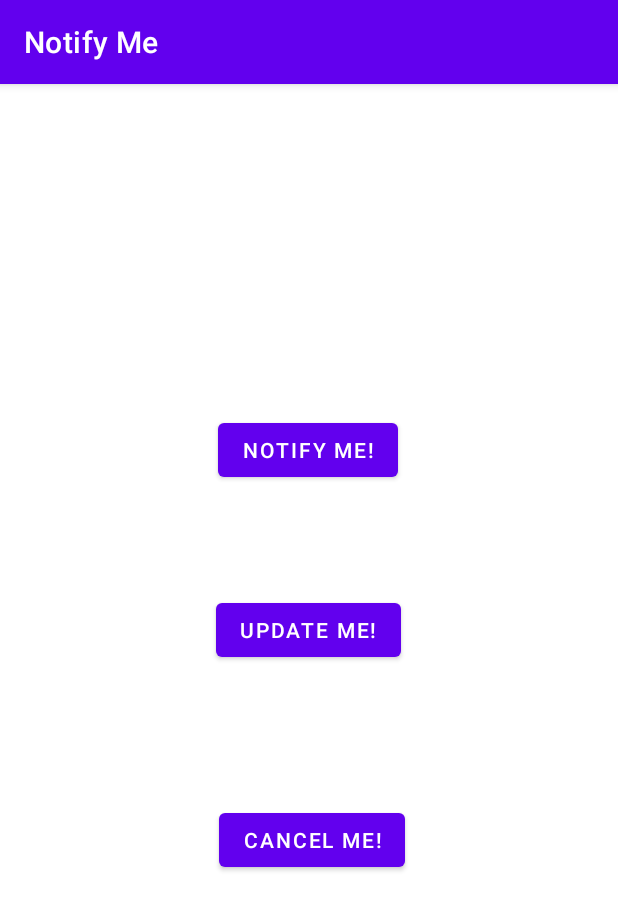
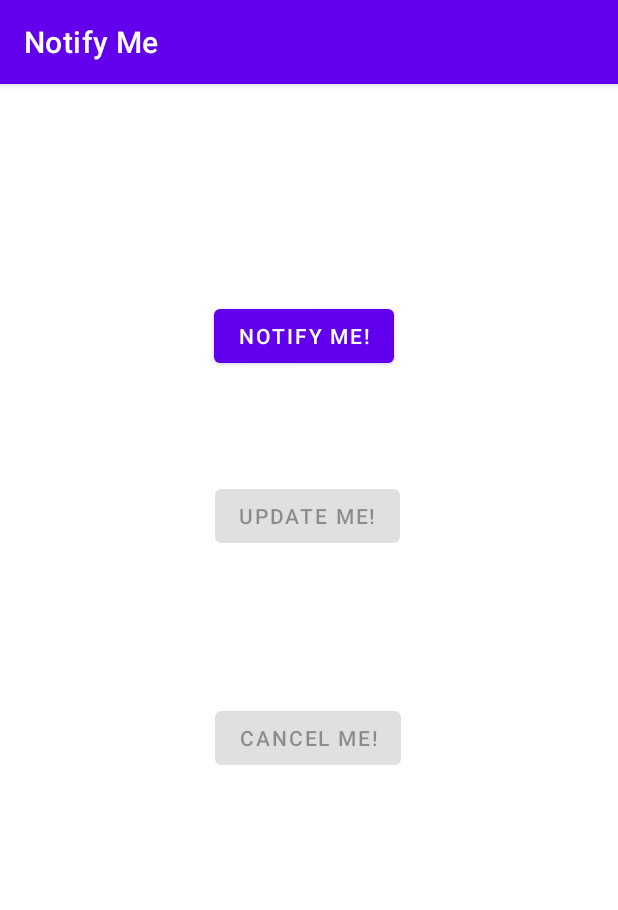
Before and after one commit to szafar97/Notify-Me, an Android app: the screen it shows after launch (MainActivity), after a tap on "CANCEL ME!", on a phone screen of 412 x 824 dp. Shown: the top 910 px of the screen. Run offline under Robolectric (Android 15) with nearby library versions, the phone set to English and light mode, and no system bars; 1 other tap on this screen came first.

```diff
--- a/app/src/main/java/com/szafar97/notifyme/MainActivity.java
+++ b/app/src/main/java/com/szafar97/notifyme/MainActivity.java
@@ -7,6 +7,8 @@ import android.app.NotificationChannel;
 import android.app.NotificationManager;
 import android.app.PendingIntent;
 import android.content.Intent;
+import android.graphics.Bitmap;
+import android.graphics.BitmapFactory;
 import android.graphics.Color;
 import android.os.Build;
 import android.os.Bundle;
@@ -15,6 +17,9 @@ import android.widget.Button;
 
 public class MainActivity extends AppCompatActivity {
 
+    private Button button_notify;
+    private Button button_update;
+    private Button button_cancel;
     private static final String PRIMARY_CHANNEL_ID = "primary_notification_channel";
     private NotificationManager mNotifyManager;
     private static final int NOTIFICATION_ID = 0;
@@ -25,8 +30,12 @@ public class MainActivity extends AppCompatActivity {
         super.onCreate(savedInstanceState);
         setContentView(R.layout.activity_main);
 
+        button_notify = findViewById(R.id.notify);
+        button_update = findViewById(R.id.notify2);
+        button_cancel = findViewById(R.id.notify3);
+
         createNotificationChannel();
-
+        setNotificationButtonState(true, false, false);
     }
 
     public void createNotificationChannel()
@@ -65,15 +74,32 @@ public class MainActivity extends AppCompatActivity {
     {
         NotificationCompat.Builder notifyBuilder = getNotificationBuilder();
         mNotifyManager.notify(NOTIFICATION_ID, notifyBuilder.build());
+        setNotificationButtonState(false, true, true);
     }
 
     public void updateNotification(View view)
     {
+        Bitmap androidImage = BitmapFactory.decodeResource(getResources(), R.drawable.mascot_1);
+        NotificationCompat.Builder notifyBuilder = getNotificationBuilder();
 
+        notifyBuilder.setStyle(new NotificationCompat.BigPictureStyle()
+                .bigPicture(androidImage)
+                .setBigContentTitle("Notification Updated!"));
+
+        mNotifyManager.notify(NOTIFICATION_ID, notifyBuilder.build());
+        setNotificationButtonState(false, false, true);
     }
 
     public void cancelNotification(View view)
     {
         mNotifyManager.cancel(NOTIFICATION_ID);
+        setNotificationButtonState(true, false, false);
+    }
+
+    void setNotificationButtonState(Boolean isNotifyEnabled, Boolean isUpdateEnabled, Boolean isCancelEnabled)
+    {
+        button_notify.setEnabled(isNotifyEnabled);
+        button_update.setEnabled(isUpdateEnabled);
+        button_cancel.setEnabled(isCancelEnabled);
     }
 }
--- a/app/src/main/res/layout/activity_main.xml
+++ b/app/src/main/res/layout/activity_main.xml
@@ -10,11 +10,11 @@
         android:id="@+id/notify3"
         android:layout_width="wrap_content"
         android:layout_height="wrap_content"
-        android:layout_marginTop="92dp"
+        android:layout_marginTop="100dp"
         android:onClick="cancelNotification"
         android:text="@string/cancel_me"
         app:layout_constraintBottom_toBottomOf="parent"
-        app:layout_constraintHorizontal_bias="0.508"
+        app:layout_constraintHorizontal_bias="0.498"
         app:layout_constraintLeft_toLeftOf="parent"
         app:layout_constraintRight_toRightOf="parent"
         app:layout_constraintTop_toBottomOf="@+id/notify2"
@@ -27,7 +27,7 @@
         android:layout_marginTop="72dp"
         android:onClick="updateNotification"
         android:text="@string/update_me"
-        app:layout_constraintHorizontal_bias="0.498"
+        app:layout_constraintHorizontal_bias="0.496"
         app:layout_constraintLeft_toLeftOf="parent"
         app:layout_constraintRight_toRightOf="parent"
         app:layout_constraintTop_toBottomOf="@+id/notify" />
@@ -36,10 +36,10 @@
         android:id="@+id/notify"
         android:layout_width="wrap_content"
         android:layout_height="wrap_content"
-        android:layout_marginTop="220dp"
+        android:layout_marginTop="144dp"
         android:onClick="sendNotification"
         android:text="@string/notify_me"
-        app:layout_constraintHorizontal_bias="0.498"
+        app:layout_constraintHorizontal_bias="0.488"
         app:layout_constraintLeft_toLeftOf="parent"
         app:layout_constraintRight_toRightOf="parent"
         app:layout_constraintTop_toTopOf="parent" />
```
Also changed, not shown: app/src/main/res/drawable/mascot_1.jpg (added).
